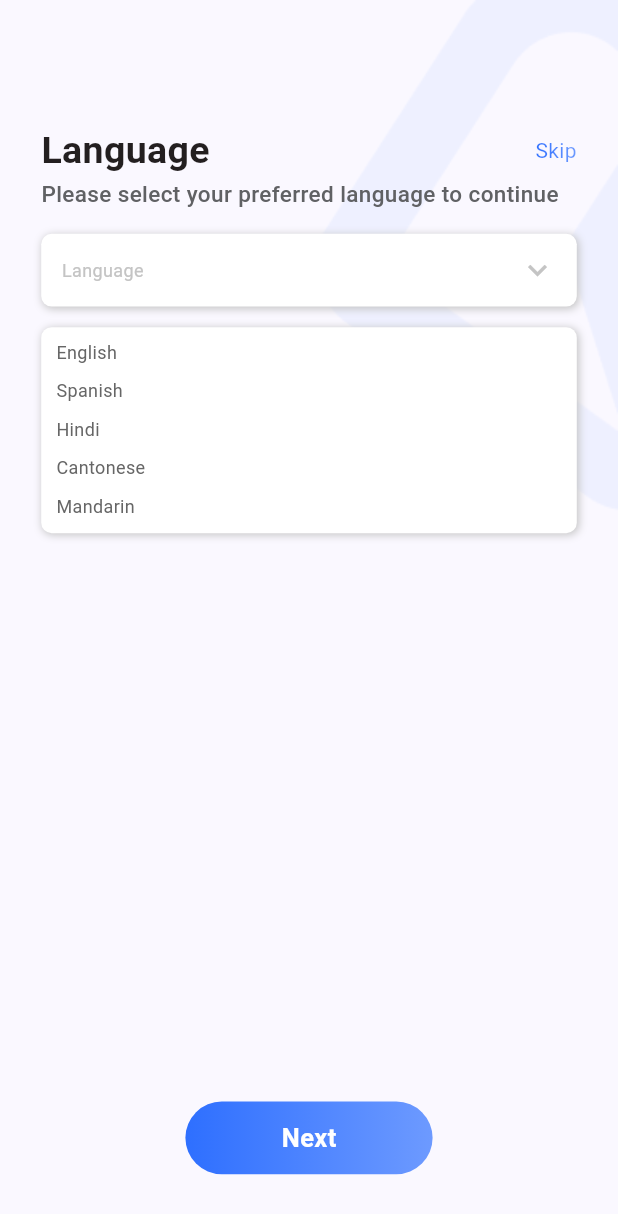
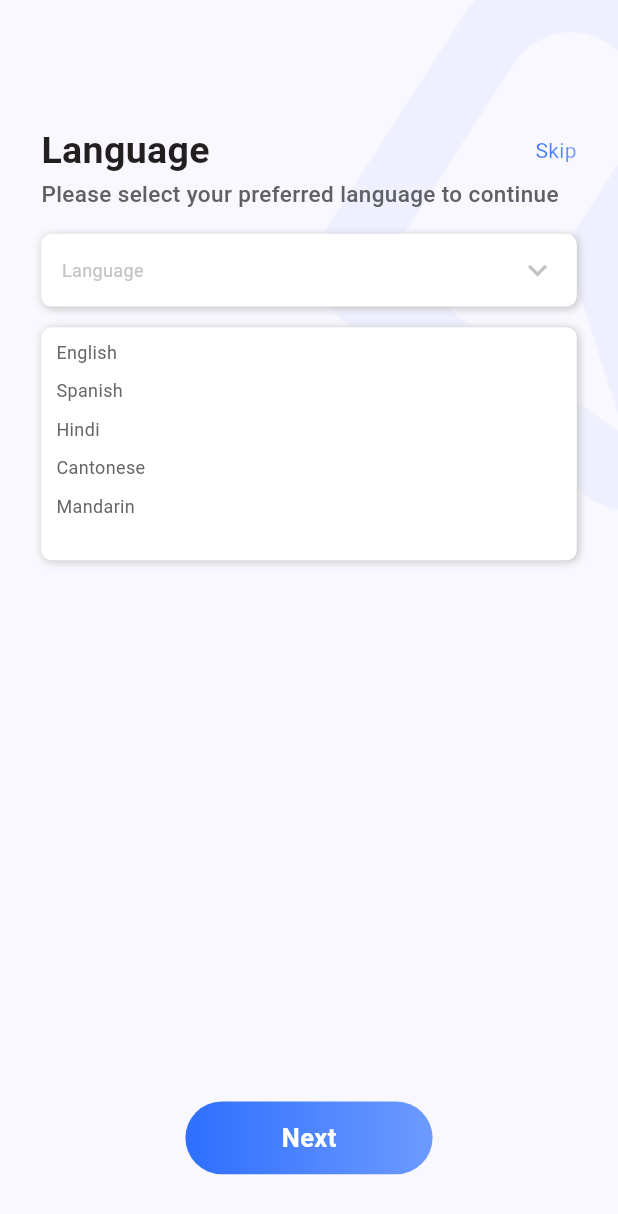
Before and after one commit to vinitTanthetaa/flutter_pairme_agora, a Flutter app: the screen it shows after launch, after a tap on "Language", on a phone screen of 412 x 824 dp. Shown: the top 1214 px of the screen. Run offline on Flutter 3.47's test engine with Material 2 defaults, Android fonts, the light colour scheme and no system bars; our stand-ins replace animate_do, animated_bottom_navigation_bar, animated_toggle_switch, appinio_swiper, carousel_slider, country_picker and 14 more; missing offline and left inert: gradient_slider, image_picker_plus, steps_indicator, swipeable_page_route, tutorial_coach_mark; network calls fail.

Commit message:
8th Nov updates

```diff
--- a/lib/Screen_Pages/language.dart
+++ b/lib/Screen_Pages/language.dart
@@ -1,6 +1,7 @@
 import 'dart:async';
 
 import 'package:animate_do/animate_do.dart';
+import 'package:easy_localization/easy_localization.dart';
 import 'package:flutter/material.dart';
 import 'package:pair_me/Screen_Pages/login_page.dart';
 import 'package:pair_me/Widgets/Background_img.dart';
@@ -111,7 +112,7 @@ class _Language_ScreenState extends State<Language_Screen> {
                    animate: true,
                    from: 10,
                    child: Container(
-                     height: screenHeight(context,dividedBy: 6),
+                     height: screenHeight(context,dividedBy: 5.3),
                      width: screenWidth(context,dividedBy: 1.15),
                      decoration: BoxDecoration(
                          borderRadius: BorderRadius.circular(7),
@@ -131,6 +132,7 @@ class _Language_ScreenState extends State<Language_Screen> {
                      child: Padding(
                        padding: const EdgeInsets.symmetric(vertical: 8,horizontal: 10),
                        child: ListView.builder(
+                         physics: const NeverScrollableScrollPhysics(),
                          itemCount: _language.length,
                          padding: EdgeInsets.zero,
                          itemBuilder: (context, index) {
@@ -143,6 +145,9 @@ class _Language_ScreenState extends State<Language_Screen> {
                                  language = !language;
                                  if(language == false){
                                    show_box = !show_box;
+                                   show_box ?
+                                   context.setLocale(Locale('sp')):
+                                   context.setLocale(Locale('hi'));
                                    Timer(const Duration(milliseconds: 600), () {
                                      setState(() {
                                        show_box = !show_box;
@@ -185,13 +190,7 @@ class _Language_ScreenState extends State<Language_Screen> {
                            itemBuilder: (context, index) {
                              return Padding(
                                padding: EdgeInsets.only(bottom: screenHeight(context,dividedBy: 95)),
-                               child: InkWell(
-                                   onTap: () {
-                                     setState(() {
-                                       _selected_language = _language[index];
-                                     });
-                                   },
-                                   child: custom_text(text: _language[index], color: AppColor.dropdownfont)),
+                               child: custom_text(text: _language[index], color: AppColor.dropdownfont),
                              );
                            },)
                      ),
--- a/lib/Screen_Pages/location.dart
+++ b/lib/Screen_Pages/location.dart
@@ -114,7 +114,7 @@ class _Location_pageState extends State<Location_page> {
             Positioned(
               bottom: 0.0,
               child: Container(
-                height: screenHeight(context,dividedBy: 2.3),
+                height: screenHeight(context,dividedBy: 2.281),
                 width: screenWidth(context),
                 decoration: const BoxDecoration(
                   color: AppColor.white,
--- a/lib/Screen_Pages/message_request.dart
+++ b/lib/Screen_Pages/message_request.dart
@@ -102,10 +102,10 @@ class _MessageRequestState extends State<MessageRequest> {
                           ),
                           child: SizedBox(
                             // margin: EdgeInsets.symmetric(horizontal: screenWidth(context,dividedBy: 15)),
-                            height: screenHeight(context,dividedBy: 9.5),
+                            height: screenHeight(context,dividedBy: 10),
                             width: screenHeight(context),
                             child: Padding(
-                              padding: EdgeInsets.symmetric(horizontal: screenWidth(context,dividedBy: 15),vertical: screenHeight(context,dividedBy: 60)),
+                              padding: EdgeInsets.symmetric(horizontal: screenWidth(context,dividedBy: 15),vertical: screenHeight(context,dividedBy: 90)),
                               child: Row(
                                 mainAxisAlignment: MainAxisAlignment.start,
                                 crossAxisAlignment: CrossAxisAlignment.start,
--- a/lib/Screen_Pages/notification.dart
+++ b/lib/Screen_Pages/notification.dart
@@ -63,10 +63,10 @@ class _Notification_pageState extends State<Notification_page> {
                          ),
                          child: SizedBox(
                            // margin: EdgeInsets.symmetric(horizontal: screenWidth(context,dividedBy: 15)),
-                           height: screenHeight(context,dividedBy: 10.1),
+                           height: screenHeight(context,dividedBy: 10),
                            width: screenHeight(context),
                            child: Padding(
-                             padding: EdgeInsets.symmetric(horizontal: screenWidth(context,dividedBy: 15),vertical: screenHeight(context,dividedBy: 70)),
+                             padding: EdgeInsets.symmetric(horizontal: screenWidth(context,dividedBy: 15),vertical: screenHeight(context,dividedBy: 90)),
                              child: Row(
                                mainAxisAlignment: MainAxisAlignment.start,
                                crossAxisAlignment: CrossAxisAlignment.start,
--- a/lib/Screen_Pages/payment_method.dart
+++ b/lib/Screen_Pages/payment_method.dart
@@ -127,7 +127,7 @@ class _PaymentMethodState extends State<PaymentMethod> {
                           top: screenHeight(context,dividedBy: 40),
                           bottom: screenHeight(context,dividedBy: 70),
                         ),
-                        height: screenHeight(context,dividedBy: 8.5),
+                        height: screenHeight(context,dividedBy: 7.7),
                         width: screenWidth(context),
                         decoration: BoxDecoration(
                             color: AppColor.white,
--- a/lib/Screen_Pages/premium_membership.dart
+++ b/lib/Screen_Pages/premium_membership.dart
@@ -174,7 +174,7 @@ class _PremiumMembershipState extends State<PremiumMembership> {
                         ],
                       ),
                     ),
-                    Custom_botton(context, text: 'continue', onTap: () {
+                    Custom_botton(context, text: 'Continue', onTap: () {
 
                     }, height: screenHeight(context,dividedBy: 15))
                   ],
--- a/lib/Screen_Pages/setting.dart
+++ b/lib/Screen_Pages/setting.dart
@@ -48,7 +48,7 @@ class _Setting_pageState extends State<Setting_page> {
         ),
         const SizedBox(height: 10,),
         Padding(
-          padding: const EdgeInsets.symmetric(horizontal: 30),
+          padding: EdgeInsets.symmetric(horizontal: screenWidth(context,dividedBy: 15)),
           child: Row(
             mainAxisAlignment: MainAxisAlignment.spaceBetween,
             children: [
@@ -212,7 +212,7 @@ class _Setting_pageState extends State<Setting_page> {
                       from: 10,
                       child: Container(
                         margin: EdgeInsets.only(bottom: screenHeight(context,dividedBy: 60)),
-                        height: screenHeight(context,dividedBy: 5.5),
+                        height: screenHeight(context,dividedBy: 5.3),
                         width: screenWidth(context,dividedBy: 1.15),
                         decoration: BoxDecoration(
                             borderRadius: BorderRadius.circular(7),
@@ -232,6 +232,7 @@ class _Setting_pageState extends State<Setting_page> {
                         child: Padding(
                             padding: const EdgeInsets.symmetric(vertical: 8,horizontal: 10),
                             child: ListView.builder(
+                              physics: const NeverScrollableScrollPhysics(),
                               itemCount: _language.length,
                               padding: EdgeInsets.zero,
                               itemBuilder: (context, index) {
--- a/lib/Screen_Pages/splash_Screen.dart
+++ b/lib/Screen_Pages/splash_Screen.dart
@@ -19,7 +19,7 @@ class _SpleshScreenState extends State<SpleshScreen> {
     Splash_Timer();
   }
   Splash_Timer(){
-    Timer(Duration(seconds: 2), () {
+    Timer(Duration(seconds: 1), () {
       Navigator.pushAndRemoveUntil(context, MaterialPageRoute(builder: (context) => Language_Screen(),), (route) => false);
     });
   }
--- a/lib/Widgets/custom_texts.dart
+++ b/lib/Widgets/custom_texts.dart
@@ -1,4 +1,5 @@
 import 'package:animate_do/animate_do.dart';
+import 'package:easy_localization/easy_localization.dart';
 import 'package:flutter/material.dart';
 import 'package:pair_me/helper/App_Colors.dart';
 
@@ -10,7 +11,7 @@ Widget custom_header({required String text}) {
         color: AppColor.blackHeader,
         fontFamily: "Roboto",
         fontWeight: FontWeight.w600),
-  );
+  ).tr();
 }
 
 Widget custom_discription({required String text}) {
--- a/lib/helper/pref_Service.dart
+++ b/lib/helper/pref_Service.dart
@@ -8,7 +8,7 @@ class SharedPrefsService {
 
   Future<bool?> getBoolData(String key) async {
     SharedPreferences prefs = await SharedPreferences.getInstance();
-    return prefs.getBool(key) ?? false;
+    return prefs.getBool(key) ?? true;
   }
 
   setIntData(String key, int data) async {
--- a/lib/main.dart
+++ b/lib/main.dart
@@ -1,11 +1,15 @@
+import 'package:easy_localization/easy_localization.dart';
 import 'package:flutter/material.dart';
-import 'package:flutter_localizations/flutter_localizations.dart';
 import 'package:pair_me/Screen_Pages/splash_Screen.dart';
 import 'package:pair_me/helper/App_Colors.dart';
 import 'package:pair_me/helper/App_Language.dart';
 
-void main() {
-  runApp(const MyApp());
+Future<void> main() async {
+  WidgetsFlutterBinding.ensureInitialized();
+  await EasyLocalization.ensureInitialized();
+  runApp(EasyLocalization(supportedLocales: const [Locale('en'), Locale('es'), Locale('hi')],
+      fallbackLocale: const Locale('en'),
+      path: 'assets/Language', child: const MyApp()));
 }
 
 class MyApp extends StatelessWidget {
@@ -20,22 +24,8 @@ class MyApp extends StatelessWidget {
         colorScheme: ColorScheme.fromSeed(seedColor: AppColor.skyBlue),
         useMaterial3: true,
       ),
-      locale: Locale('en'),
-      localizationsDelegates: const [
-      //  AppLocalization.delegate,
-        GlobalMaterialLocalizations.delegate,
-        GlobalWidgetsLocalizations.delegate,
-        GlobalCupertinoLocalizations.delegate,
-        GlobalCupertinoLocalizations.delegate,
-        GlobalCupertinoLocalizations.delegate,
-      ],
-      supportedLocales: const [
-        Locale('en'), // English
-        Locale('es'),
-        Locale('hi'),
-        Locale('can'),
-        Locale('man'),
-      ],
+      supportedLocales: context.supportedLocales,
+      localizationsDelegates: context.localizationDelegates,
       home: const SpleshScreen(),
     );
   }
```
Also changed, not shown: lib/Screen_Pages/business_profile.dart (+5 -2 lines), lib/Screen_Pages/chat.dart (+4 -4 lines), lib/Screen_Pages/filter.dart (+4 -4 lines), lib/Screen_Pages/home.dart (+17 -27 lines), lib/Screen_Pages/message.dart (+6 -12 lines), lib/Screen_Pages/profile.dart (+7 -5 lines), lib/Screen_Pages/userDetails.dart (+6 -4 lines), pubspec.yaml (+7 -7 lines), pubspec.lock, 23 other files.
